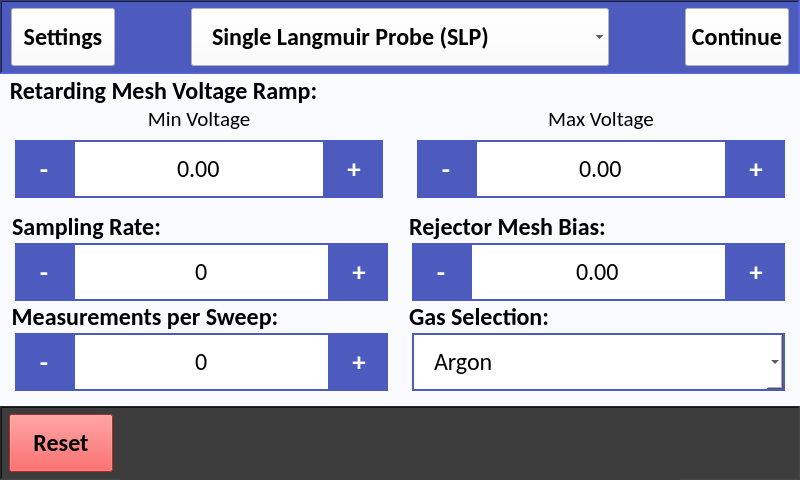
Old version of the form src/user_interface/graphic_user_interface/experiment_setup.ui in the repository CFigueroa90894/plasmetry.
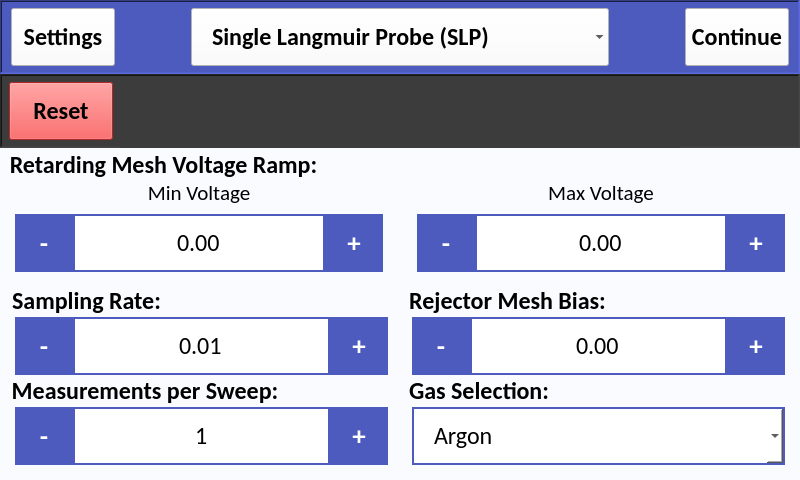
New version of the form. The open tabs and pages were chosen to show the change.

Commit message: experiment_setup.ui num of samples now int and sampling rate above 0

Patch:
```diff
--- a/src/user_interface/graphic_user_interface/experiment_setup.ui
+++ b/src/user_interface/graphic_user_interface/experiment_setup.ui
@@ -278,6 +278,140 @@
       </layout>
      </widget>
     </item>
+    <item>
+     <widget class="QFrame" name="footer">
+      <property name="minimumSize">
+       <size>
+        <width>800</width>
+        <height>74</height>
+       </size>
+      </property>
+      <property name="maximumSize">
+       <size>
+        <width>800</width>
+        <height>74</height>
+       </size>
+      </property>
+      <property name="styleSheet">
+       <string notr="true">QFrame {
+	background-color: #3C3C3C;
+}</string>
+      </property>
+      <property name="frameShape">
+       <enum>QFrame::WinPanel</enum>
+      </property>
+      <property name="frameShadow">
+       <enum>QFrame::Sunken</enum>
+      </property>
+      <layout class="QHBoxLayout" name="horizontalLayout_2">
+       <property name="spacing">
+        <number>0</number>
+       </property>
+       <property name="leftMargin">
+        <number>0</number>
+       </property>
+       <property name="topMargin">
+        <number>0</number>
+       </property>
+       <property name="rightMargin">
+        <number>0</number>
+       </property>
+       <property name="bottomMargin">
+        <number>0</number>
+       </property>
+       <item>
+        <widget class="QPushButton" name="reset_btn">
+         <property name="minimumSize">
+          <size>
+           <width>104</width>
+           <height>58</height>
+          </size>
+         </property>
+         <property name="maximumSize">
+          <size>
+           <width>104</width>
+           <height>58</height>
+          </size>
+         </property>
+         <property name="font">
+          <font>
+           <family>Calibri</family>
+           <pointsize>18</pointsize>
+           <weight>75</weight>
+           <bold>true</bold>
+          </font>
+         </property>
+         <property name="cursor">
+          <cursorShape>PointingHandCursor</cursorShape>
+         </property>
+         <property name="autoFillBackground">
+          <bool>false</bool>
+         </property>
+         <property name="styleSheet">
+          <string notr="true">QPushButton {
+	background-color: #F33A3A;
+}</string>
+         </property>
+         <property name="text">
+          <string>Reset</string>
+         </property>
+         <property name="iconSize">
+          <size>
+           <width>16</width>
+           <height>16</height>
+          </size>
+         </property>
+        </widget>
+       </item>
+       <item>
+        <widget class="QLabel" name="alert_msg_label">
+         <property name="minimumSize">
+          <size>
+           <width>560</width>
+           <height>72</height>
+          </size>
+         </property>
+         <property name="maximumSize">
+          <size>
+           <width>560</width>
+           <height>72</height>
+          </size>
+         </property>
+         <property name="font">
+          <font>
+           <pointsize>18</pointsize>
+          </font>
+         </property>
+         <property name="text">
+          <string/>
+         </property>
+         <property name="alignment">
+          <set>Qt::AlignCenter</set>
+         </property>
+         <property name="wordWrap">
+          <bool>false</bool>
+         </property>
+        </widget>
+       </item>
+       <item>
+        <spacer name="horizontalSpacer_3">
+         <property name="orientation">
+          <enum>Qt::Horizontal</enum>
+         </property>
+         <property name="sizeType">
+          <enum>QSizePolicy::Fixed</enum>
+         </property>
+         <property name="sizeHint" stdset="0">
+          <size>
+           <width>110</width>
+           <height>20</height>
+          </size>
+         </property>
+        </spacer>
+       </item>
+      </layout>
+     </widget>
+    </item>
     <item>
      <widget class="QStackedWidget" name="main_view">
       <property name="minimumSize">
@@ -3978,6 +4112,9 @@
                    <property name="maximum">
                     <double>10000.000000000000000</double>
                    </property>
+                   <property name="value">
+                    <double>0.000000000000000</double>
+                   </property>
                   </widget>
                  </item>
                  <item>
@@ -4376,14 +4513,17 @@
                     <bool>false</bool>
                    </property>
                    <property name="decimals">
-                    <number>0</number>
+                    <number>2</number>
                    </property>
                    <property name="minimum">
-                    <double>-10000.000000000000000</double>
+                    <double>0.010000000000000</double>
                    </property>
                    <property name="maximum">
                     <double>10000.000000000000000</double>
                    </property>
+                   <property name="value">
+                    <double>0.010000000000000</double>
+                   </property>
                   </widget>
                  </item>
                  <item>
@@ -4520,7 +4660,7 @@
                     <number>0</number>
                    </property>
                    <property name="minimum">
-                    <double>-10000.000000000000000</double>
+                    <double>1.000000000000000</double>
                    </property>
                    <property name="maximum">
                     <double>10000.000000000000000</double>
@@ -5961,140 +6101,6 @@
       </widget>
      </widget>
     </item>
-    <item>
-     <widget class="QFrame" name="footer">
-      <property name="minimumSize">
-       <size>
-        <width>800</width>
-        <height>74</height>
-       </size>
-      </property>
-      <property name="maximumSize">
-       <size>
-        <width>800</width>
-        <height>74</height>
-       </size>
-      </property>
-      <property name="styleSheet">
-       <string notr="true">QFrame {
-	background-color: #3C3C3C;
-}</string>
-      </property>
-      <property name="frameShape">
-       <enum>QFrame::WinPanel</enum>
-      </property>
-      <property name="frameShadow">
-       <enum>QFrame::Sunken</enum>
-      </property>
-      <layout class="QHBoxLayout" name="horizontalLayout_2">
-       <property name="spacing">
-        <number>0</number>
-       </property>
-       <property name="leftMargin">
-        <number>0</number>
-       </property>
-       <property name="topMargin">
-        <number>0</number>
-       </property>
-       <property name="rightMargin">
-        <number>0</number>
-       </property>
-       <property name="bottomMargin">
-        <number>0</number>
-       </property>
-       <item>
-        <widget class="QPushButton" name="reset_btn">
-         <property name="minimumSize">
-          <size>
-           <width>104</width>
-           <height>58</height>
-          </size>
-         </property>
-         <property name="maximumSize">
-          <size>
-           <width>104</width>
-           <height>58</height>
-          </size>
-         </property>
-         <property name="font">
-          <font>
-           <family>Calibri</family>
-           <pointsize>18</pointsize>
-           <weight>75</weight>
-           <bold>true</bold>
-          </font>
-         </property>
-         <property name="cursor">
-          <cursorShape>PointingHandCursor</cursorShape>
-         </property>
-         <property name="autoFillBackground">
-          <bool>false</bool>
-         </property>
-         <property name="styleSheet">
-          <string notr="true">QPushButton {
-	background-color: #F33A3A;
-}</string>
-         </property>
-         <property name="text">
-          <string>Reset</string>
-         </property>
-         <property name="iconSize">
-          <size>
-           <width>16</width>
-           <height>16</height>
-          </size>
-         </property>
-        </widget>
-       </item>
-       <item>
-        <widget class="QLabel" name="alert_msg_label">
-         <property name="minimumSize">
-          <size>
-           <width>560</width>
-           <height>72</height>
-          </size>
-         </property>
-         <property name="maximumSize">
-          <size>
-           <width>560</width>
-           <height>72</height>
-          </size>
-         </property>
-         <property name="font">
-          <font>
-           <pointsize>18</pointsize>
-          </font>
-         </property>
-         <property name="text">
-          <string/>
-         </property>
-         <property name="alignment">
-          <set>Qt::AlignCenter</set>
-         </property>
-         <property name="wordWrap">
-          <bool>false</bool>
-         </property>
-        </widget>
-       </item>
-       <item>
-        <spacer name="horizontalSpacer_3">
-         <property name="orientation">
-          <enum>Qt::Horizontal</enum>
-         </property>
-         <property name="sizeType">
-          <enum>QSizePolicy::Fixed</enum>
-         </property>
-         <property name="sizeHint" stdset="0">
-          <size>
-           <width>110</width>
-           <height>20</height>
-          </size>
-         </property>
-        </spacer>
-       </item>
-      </layout>
-     </widget>
-    </item>
    </layout>
   </widget>
  </widget>
```
Left out of the diff: 45 changed lines with no effect on the pictures.
